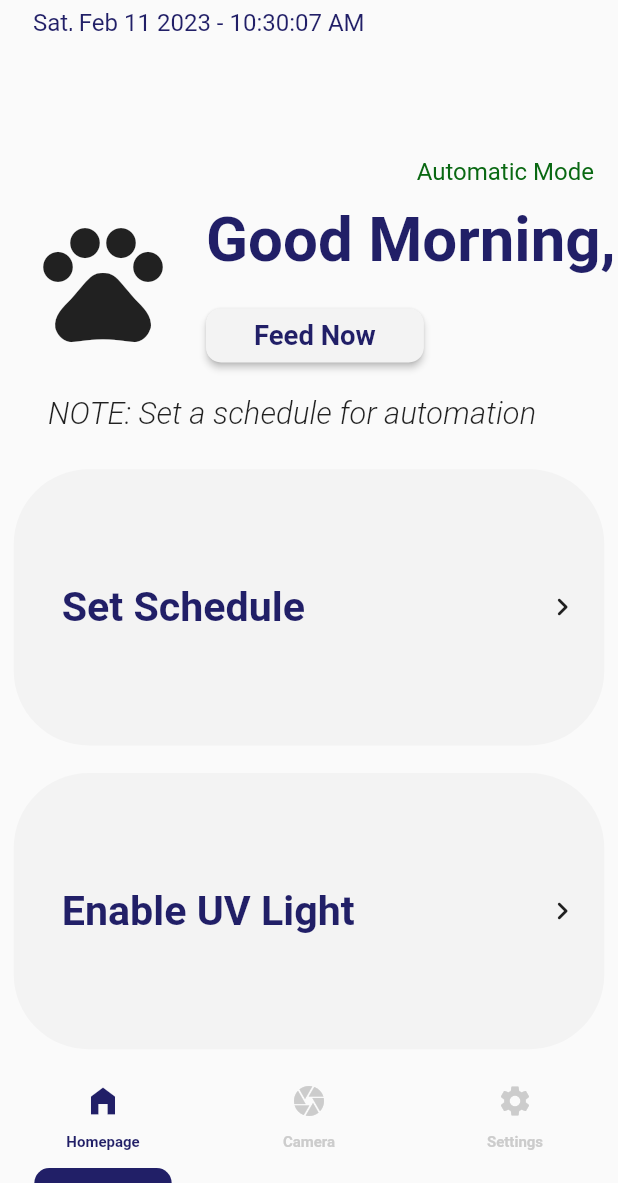
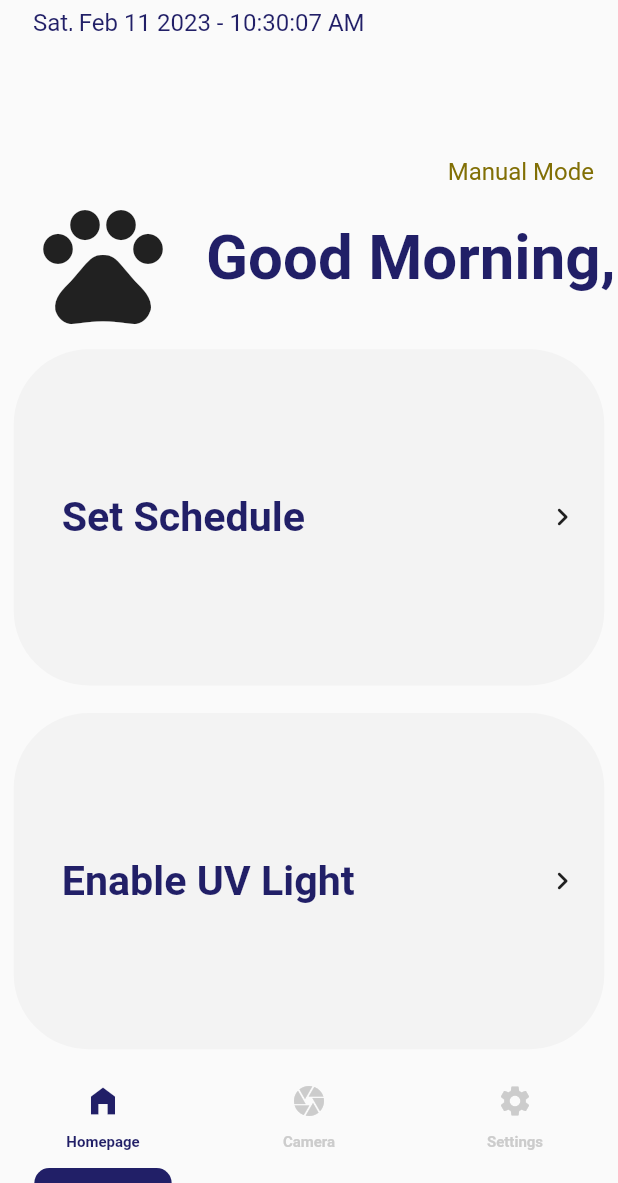
Before and after one commit to Thanatoslayer6/petfeederapp, a Flutter app: the screen it shows after launch, on a phone screen of 412 x 824 dp, the part 53-1236 px from its top. Run offline on Flutter 3.47's test engine with Material 2 defaults, Android fonts, the light colour scheme and no system bars; our stand-ins replace connectivity, weekday_selector; Roboto replaces fonts that are missing (Poppins).

Commit message:
Working on network availability

```diff
--- a/lib/homepage.dart
+++ b/lib/homepage.dart
@@ -1,6 +1,4 @@
 // ignore_for_file: prefer_const_constructors
-
-import 'dart:ffi';
 
 import 'package:flutter/material.dart';
 import 'package:intl/intl.dart';
@@ -16,7 +14,7 @@ class Homepage extends StatefulWidget {
 }
 
 class _HomepageState extends State<Homepage> {
-  bool isAutomaticMode = true;
+  // bool isAutomaticMode = true;
   int activeScheduleRotationIndex = 0;
   // List<DateTime> activeSchedules = [];
   @override
@@ -26,9 +24,9 @@ class _HomepageState extends State<Homepage> {
     var activeSchedules = getScheduleInOrder();
     return Column(
       children: [
-        if (isAutomaticMode == true && activeSchedules.isNotEmpty) ...[
-          modeIdentifierWidget(
-              context, isAutomaticMode), // Automatic Mode ? Manual Mode
+        // Automatic mode
+        if (activeSchedules.isNotEmpty) ...[
+          modeIdentifierWidget(context, true), // Automatic Mode ? Manual Mode
           headlineAutomaticWidget(context), // Feeding Time (TIME)
           subHeadlineWidget(
               context,
@@ -40,8 +38,8 @@ class _HomepageState extends State<Homepage> {
           setScheduleButtonWidget(), // Set schedule
           uvLightButtonWidget(), // Enable/Disable uv light
           // setModeButtonWidget()
-        ] else if (isAutomaticMode == true && activeSchedules.isEmpty) ...[
-          modeIdentifierWidget(context, isAutomaticMode),
+        ] else if (activeSchedules.isEmpty) ...[
+          modeIdentifierWidget(context, false),
           // Container(
           //   // margin: EdgeInsets.only(top: 48, bottom: 16),
           //   color: Colors.amber,
@@ -59,12 +57,11 @@ class _HomepageState extends State<Homepage> {
               children: [
                 Expanded(
                   flex: 1,
-                  child: Icon(Icons.pets_rounded, size: 96),
-                  // child: Container(
-                  //   // color: Colors.green,
-                  //   // margin: EdgeInsets.only(left: 24),
-                  //   child: Icon(Icons.pets_rounded, size: 96),
-                  // ),
+                  child: Container(
+                    // color: Colors.green,
+                    // margin: EdgeInsets.only(left: 24),
+                    child: Icon(Icons.pets_rounded, size: 96),
+                  ),
                 ),
                 Expanded(
                   flex: 2,
@@ -81,13 +78,14 @@ class _HomepageState extends State<Homepage> {
                                 fontSize: getadaptiveTextSize(context, 36),
                                 fontWeight: FontWeight.bold)),
                       ),
-                      feedButtonWidget(context)
+                      // feedButtonWidget(context)
                     ],
                   ),
                 ),
               ],
             ),
           ),
+          /*
           Container(
             // color: Colors.amber,
             margin: EdgeInsets.only(top: 16, bottom: 16, left: 32),
@@ -101,15 +99,12 @@ class _HomepageState extends State<Homepage> {
                   fontWeight: FontWeight.w300),
             ),
           ),
+          */
           // BUTTONS BELOW,
+          setScheduleButtonWidget(), // Set schedule
           // feedButtonWidget(context), // DISABLE FEED ME FOR NOW....
-          setScheduleButtonWidget(), // Set schedule
           uvLightButtonWidget(), // Enable/Disable uv light
           // setModeButtonWidget()
-        ] else if (isAutomaticMode == false) ...[
-          // No schedule handling and such
-
-          setModeButtonWidget()
         ]
       ],
     );
@@ -233,6 +228,7 @@ class _HomepageState extends State<Homepage> {
     );
   }
 
+/*
   Expanded setModeButtonWidget() {
     return Expanded(
         child: Container(
@@ -279,6 +275,7 @@ class _HomepageState extends State<Homepage> {
           )),
     ));
   }
+  */
 }
 
 Container modeIdentifierWidget(BuildContext context, bool isAutomaticMode) {
--- /dev/null
+++ b/lib/internet.dart
@@ -0,0 +1,13 @@
+import 'dart:io'; //InternetAddress utility
+import 'dart:async'; //For StreamController/Stream
+
+import 'package:connectivity/connectivity.dart';
+import 'package:flutter/material.dart';
+
+class ConnectivityProvider with ChangeNotifier {
+  @override
+  void notifyListeners() {
+    // TODO: implement notifyListeners
+    super.notifyListeners();
+  }
+}
--- a/lib/main.dart
+++ b/lib/main.dart
@@ -1,3 +1,5 @@
+import 'dart:async';
+
 import 'package:flutter/material.dart';
 import 'package:petfeederapp/camera.dart';
 import 'package:petfeederapp/settings.dart';
@@ -6,11 +8,14 @@ import 'navigation.dart';
 import 'titlebar.dart';
 import 'homepage.dart';
 import 'time.dart';
+// import 'package:connectivity/connectivity.dart';
+import 'internet.dart';
 
 void main() {
-  // Add these 2 lines to disable statusbar/topbar
   WidgetsFlutterBinding.ensureInitialized();
+  // Force portrait mode
   SystemChrome.setPreferredOrientations([DeviceOrientation.portraitUp]);
+  // Don't show status bar, only show bottom bar if possible
   SystemChrome.setEnabledSystemUIMode(SystemUiMode.manual, overlays: [
     SystemUiOverlay.bottom, //This line is used for showing the bottom bar
   ]);
@@ -25,13 +30,66 @@ void main() {
 class MyApp extends StatefulWidget {
   const MyApp({super.key});
 
-// late TabController controller;
-
   @override
   State<MyApp> createState() => _MyAppState();
 }
 
 class _MyAppState extends State<MyApp> {
+  // void initState() {
+  //   super.initState();
+  /*
+    connectivitySubscription = Connectivity()
+        .onConnectivityChanged
+        .listen((ConnectivityResult nowresult) {
+      // Means there is no internet connection
+      if (nowresult == ConnectivityResult.none) {
+        print("Nonineter");
+        // Show alert dialog
+        WidgetsBinding.instance.addPostFrameCallback((_) async {
+          await showDialog(
+            context: context,
+            builder: (ctx) => AlertDialog(
+              title: const Text("No Internet"),
+              content: const Text(
+                  "Please connect to the Internet to use the application"),
+              actions: <Widget>[
+                TextButton(
+                  onPressed: () {
+                    Navigator.of(ctx).pop();
+                  },
+                  child: Container(
+                    color: Colors.black54,
+                    padding: const EdgeInsets.all(14),
+                    child: const Text("Exit"),
+                  ),
+                ),
+                TextButton(
+                  onPressed: () {
+                    Navigator.of(ctx).pop();
+                  },
+                  child: Container(
+                    color: Colors.black87,
+                    padding: const EdgeInsets.all(14),
+                    child: const Text("Retry"),
+                  ),
+                ),
+              ],
+            ),
+          );
+        });
+      } else {
+        print("Idk man");
+      }
+      */
+  // previousresult = nowresult;
+  // });
+  // }
+
+  // @override
+  // void dispose() {
+  //   super.dispose();
+  // }
+
   @override
   Widget build(BuildContext context) {
     return const MaterialApp(
@@ -48,4 +106,12 @@ class _MyAppState extends State<MyApp> {
           ),
         ));
   }
+
+  // Future<bool> checkInternetConnection() async {
+  //   // ConnectivityResult connectivityResult =
+  //   //     await Connectivity().checkConnectivity();
+  //   // return connectivityResult != ConnectivityResult.none;
+  //   // var connectivityResult = await (Connectivity().checkConnectivity());
+  //   // return connectivityResult != ConnectivityResult.none;
+  // }
 }
--- a/pubspec.yaml
+++ b/pubspec.yaml
@@ -39,6 +39,7 @@ dependencies:
   intl: ^0.18.0
   mqtt_client: ^9.7.4
   weekday_selector: ^1.1.0
+  connectivity: ^3.0.6
 
 dev_dependencies:
   flutter_test:
```
Also changed, not shown: pubspec.lock, 1 other file.
